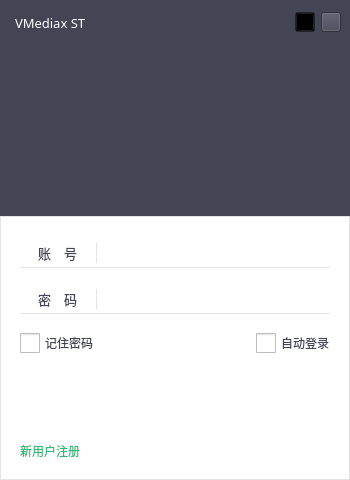
Above: STSample/STLogin.ui from sunpu/stsample before the change. Below: the same form after it.
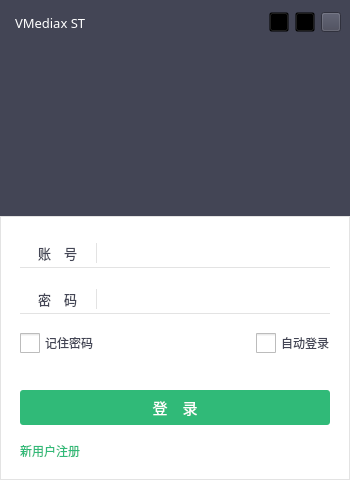
That is the form after the change. Icons and pictures are not drawn. Custom widgets are drawn as their Qt base class.

```diff
--- a/STSample/STLogin.ui
+++ b/STSample/STLogin.ui
@@ -136,6 +136,34 @@
             <property name="bottomMargin">
              <number>0</number>
             </property>
+            <item>
+             <widget class="QPushButton" name="pb2Config">
+              <property name="minimumSize">
+               <size>
+                <width>20</width>
+                <height>20</height>
+               </size>
+              </property>
+              <property name="maximumSize">
+               <size>
+                <width>20</width>
+                <height>20</height>
+               </size>
+              </property>
+              <property name="styleSheet">
+               <string notr="true">QPushButton{
+	background: transparent;
+	border-image: url(:/STSample/Resources/images/config.png);}
+
+QPushButton:hover:!pressed {
+	background-color: rgb(218, 218, 218);
+}</string>
+              </property>
+              <property name="text">
+               <string/>
+              </property>
+             </widget>
+            </item>
             <item>
              <widget class="QPushButton" name="pbMinimum">
               <property name="minimumSize">
@@ -712,7 +740,7 @@
 QPushButton {
 	border-radius: 3px;
 	color: rgb(255, 255, 255);
-	border-image: url(:/STSample/Resources/images/green.png);
+	background-color: rgb(48, 186, 120);
 }
 QPushButton:hover {
 	border-image: url(:/STSample/Resources/images/green_focus.png);
@@ -721,6 +749,9 @@
            <property name="text">
             <string>登　录</string>
            </property>
+           <property name="flat">
+            <bool>false</bool>
+           </property>
           </widget>
          </item>
         </layout>
```
Left out of the diff: 8 changed lines with no effect on the pictures.
